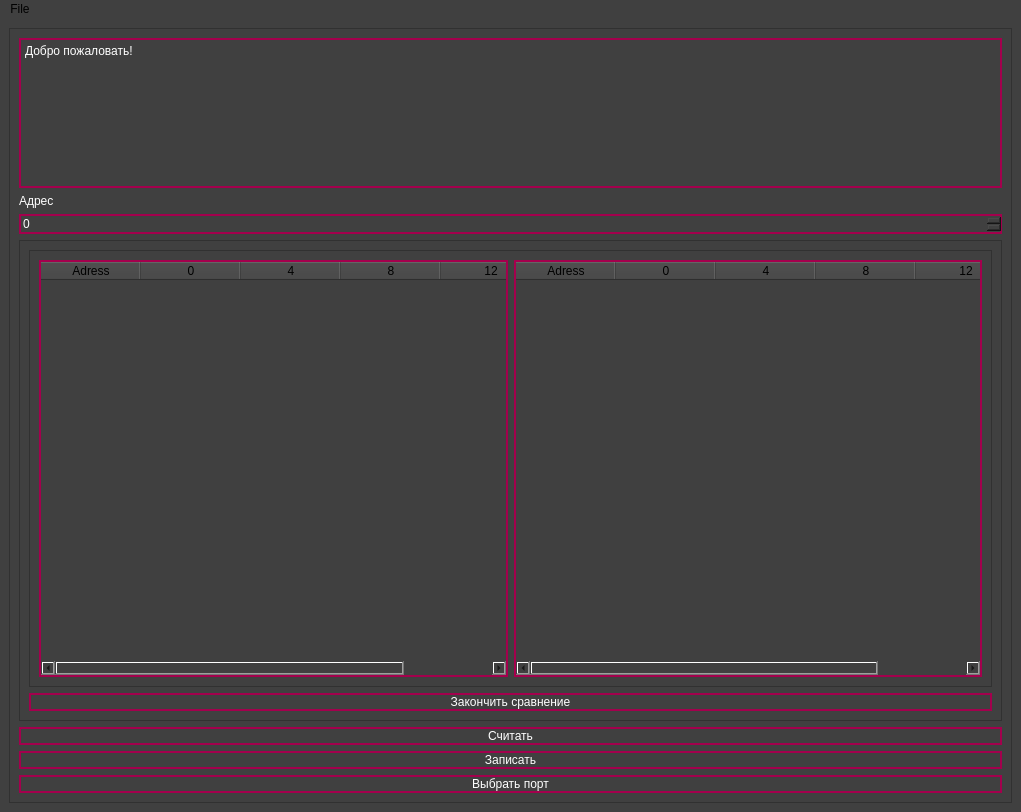
Korifey02/firmware-ui, file MainWindow.ui: the form before one commit.
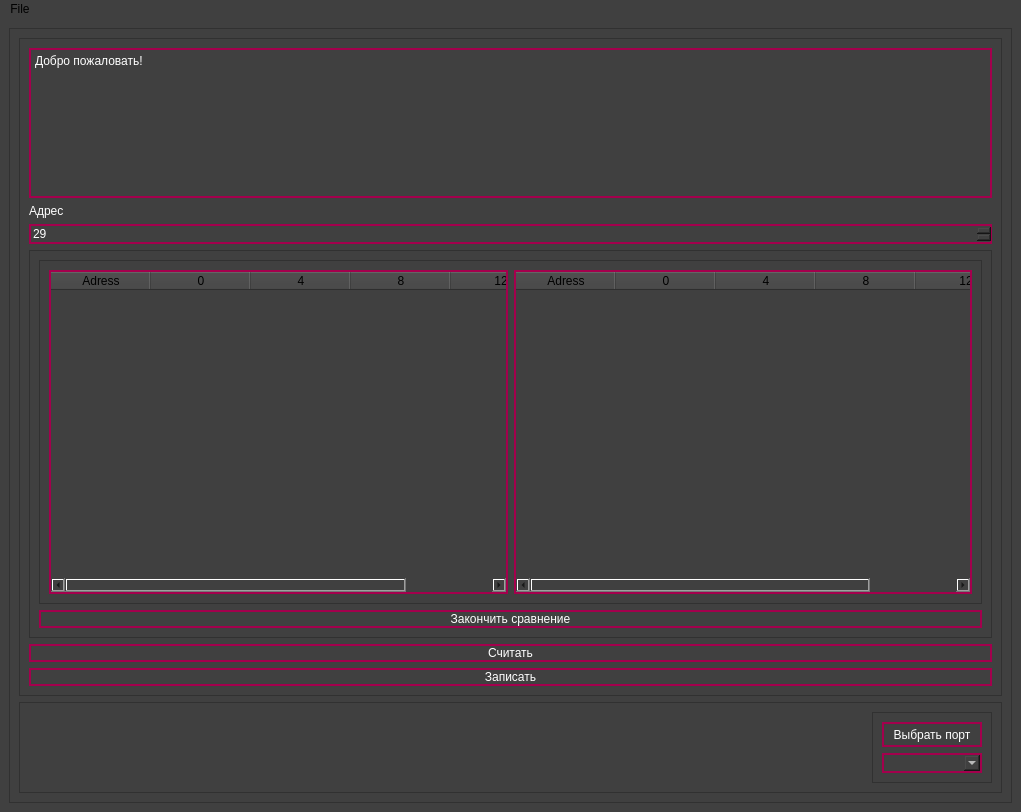
The form after the commit. Icons and pictures are not drawn.

Commit message: ready to write and read something, fix some ui features, and add probability to choose port

What changed in the file:
```diff
--- a/MainWindow.ui
+++ b/MainWindow.ui
@@ -34,7 +34,16 @@
 </string>
   </property>
   <widget class="QWidget" name="centralwidget">
-   <layout class="QVBoxLayout" name="verticalLayout_3">
+   <layout class="QVBoxLayout" name="verticalLayout_5">
+    <item>
+     <widget class="QFrame" name="frame_5">
+      <property name="frameShape">
+       <enum>QFrame::StyledPanel</enum>
+      </property>
+      <property name="frameShadow">
+       <enum>QFrame::Raised</enum>
+      </property>
+      <layout class="QVBoxLayout" name="verticalLayout_4">
     <item>
      <widget class="QFrame" name="frame">
       <property name="maximumSize">
@@ -95,6 +104,9 @@
          <property name="maximum">
           <number>1000</number>
          </property>
+            <property name="value">
+             <number>29</number>
+            </property>
         </widget>
        </item>
        <item>
@@ -287,8 +299,48 @@
          </property>
         </widget>
        </item>
+         </layout>
+        </widget>
+       </item>
+       <item>
+        <widget class="QFrame" name="frame_4">
+         <property name="frameShape">
+          <enum>QFrame::StyledPanel</enum>
+         </property>
+         <property name="frameShadow">
+          <enum>QFrame::Raised</enum>
+         </property>
+         <layout class="QHBoxLayout" name="horizontalLayout_2">
+          <item>
+           <spacer name="horizontalSpacer">
+            <property name="orientation">
+             <enum>Qt::Horizontal</enum>
+            </property>
+            <property name="sizeHint" stdset="0">
+             <size>
+              <width>817</width>
+              <height>17</height>
+             </size>
+            </property>
+           </spacer>
+          </item>
+          <item>
+           <widget class="QFrame" name="frame_6">
+            <property name="frameShape">
+             <enum>QFrame::StyledPanel</enum>
+            </property>
+            <property name="frameShadow">
+             <enum>QFrame::Raised</enum>
+            </property>
+            <layout class="QVBoxLayout" name="verticalLayout_3">
        <item>
         <widget class="QPushButton" name="ChoosePort">
+               <property name="minimumSize">
+                <size>
+                 <width>100</width>
+                 <height>25</height>
+                </size>
+               </property>
          <property name="styleSheet">
           <string notr="true">QPushButton{
 border:  2px solid #A4004D;
@@ -311,6 +363,23 @@
          <property name="text">
           <string>Выбрать порт</string>
          </property>
+              </widget>
+             </item>
+             <item>
+              <widget class="QComboBox" name="portList">
+               <property name="styleSheet">
+                <string notr="true">QComboBox{
+border: 2px solid #A4004D;
+background-color: #404040;
+color: white;
+}</string>
+               </property>
+              </widget>
+             </item>
+            </layout>
+           </widget>
+          </item>
+         </layout>
         </widget>
        </item>
       </layout>
```
Lines whose indentation alone changed are shown as unchanged. The commit also changes 4 other files.
